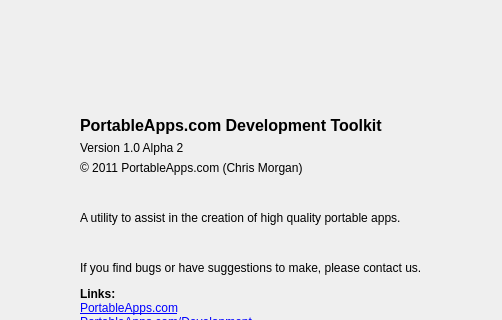
Above: gui/ui/pageabout.ui from 3D1T0R/PortableApps.com-DevelopmentToolkit before the change; both pictures show x 229 to 731 and y 0 to 320 of the 960 by 445 pixel window. Below: the same form after it.
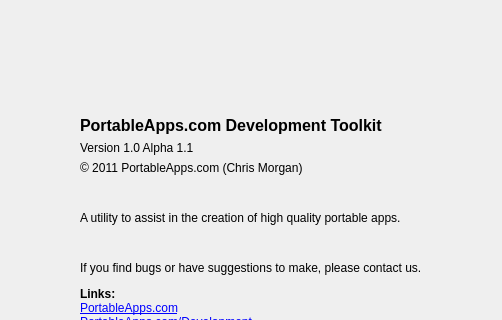
That is the form after the change.

Commit message: Alpha 1.1 This is a release with almost no changes made by me, to show how much work Chris Morgan & kAlug had completed after Alpha 1.0, but before they stopped.

```diff
--- a/gui/ui/pageabout.ui
+++ b/gui/ui/pageabout.ui
@@ -80,7 +80,7 @@
    <item row="2" column="1">
     <widget class="QLabel" name="about_version">
      <property name="text">
-      <string>Version 1.0 Alpha 2</string>
+      <string>Version 1.0 Alpha 1.1</string>
      </property>
     </widget>
    </item>
```
The commit also changes 2 other files.
